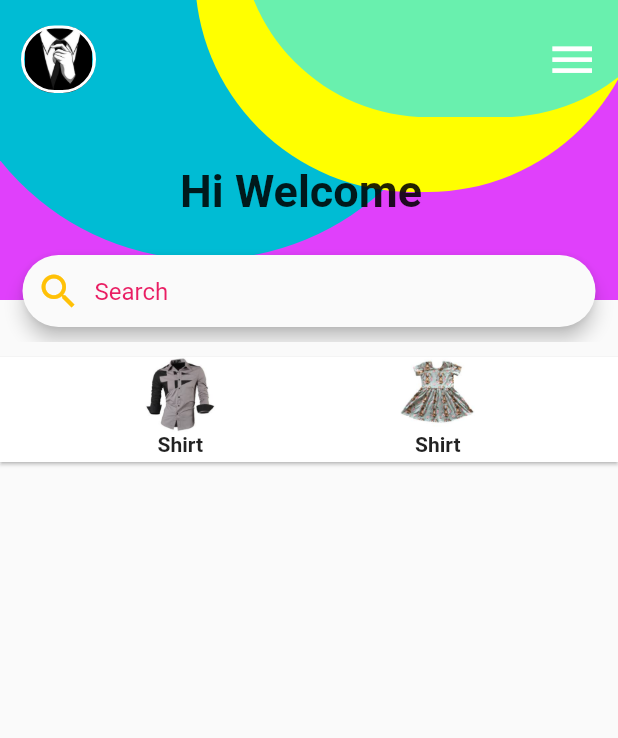
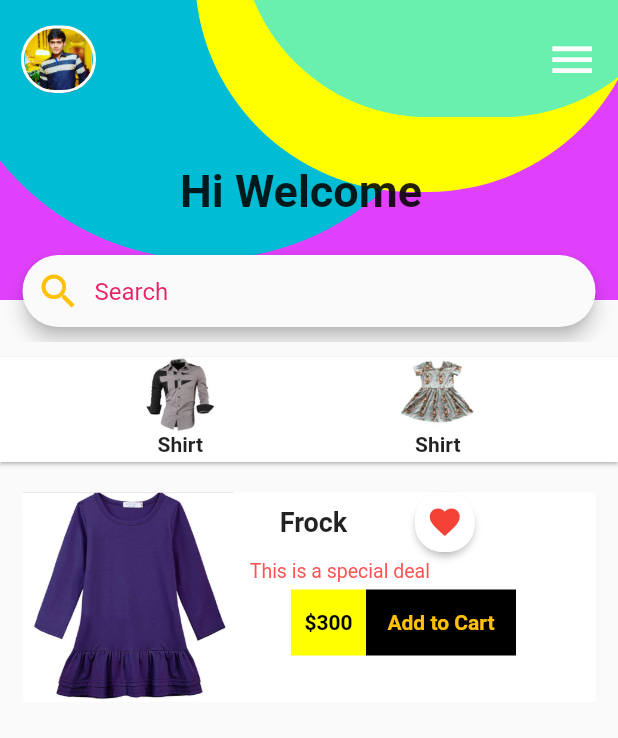
Before and after one commit to Thisuru/Flutter-Tutorial-Workplace, a Flutter app: the screen it shows after launch, on a phone screen of 412 x 824 dp. Shown: the top 738 px of the screen. Run offline on Flutter 3.47's test engine with Material 2 defaults, Android fonts, the phone set to English and light mode, and no system bars; Roboto replaces fonts that are missing (Quicksand).

Commit message:
Custom Widget created (Frock detail Row)

```diff
--- a/shopping_app/lib/main.dart
+++ b/shopping_app/lib/main.dart
@@ -89,7 +89,7 @@ class _MyHomePageState extends State<MyHomePage>{
                                 width: 2.0
                               ),
                               image: DecorationImage(
-                                image: AssetImage('images/profilePic.jpeg'),
+                                image: AssetImage('images/Thisuru.jpg'),
                               )
                             ),
                           ),
@@ -195,6 +195,7 @@ class _MyHomePageState extends State<MyHomePage>{
                             ),
                             Text(
                               'Shirt',
+
                               style: TextStyle(fontFamily: 'Quicksand', fontWeight: FontWeight.bold),
                             ),
                           ],
@@ -205,9 +206,114 @@ class _MyHomePageState extends State<MyHomePage>{
                 ],
               )
             ],
-          )
+          ),
+          specialItemCard('Frock', 'images/frock.png', false)
         ],
       ),
     );
   }
 }
+
+Widget specialItemCard(String title, String imagePath, bool isLoved){
+
+  return Padding(
+    padding: EdgeInsets.only(left: 15.0, right: 15.0, top: 15.0),
+    child: Container(
+      height: 140.0,
+      width: double.infinity,
+      color: Colors.white,
+      child: Row(
+        children: <Widget>[
+          Container(
+            width: 140.0,
+            height: 150.0,
+            decoration: BoxDecoration(
+              image: DecorationImage(
+                image: AssetImage(imagePath),
+                fit: BoxFit.cover
+              )
+            ),
+          ),
+          SizedBox(width: 4.0),
+          Column(
+            children: <Widget>[
+              Row(
+                children: <Widget>[
+                  Text(
+                    title,
+                    style: TextStyle(
+                      fontSize:18.0,
+                      fontWeight: FontWeight.bold,
+                    ),
+                  ),
+                  SizedBox(width: 45.0),
+                  Material(
+                    elevation: isLoved ? 0.0 : 2.0,
+                    borderRadius: BorderRadius.circular(20.0),
+                    child: Container(
+                      height: 40.0,
+                      width: 40.0,
+                      decoration: BoxDecoration(
+                        borderRadius: BorderRadius.circular(18.0),
+                        color: isLoved ? Colors.grey.withOpacity(0.3) : Colors.white
+                      ),
+                      child: Center(
+                        child: isLoved ? Icon(Icons.favorite_border) : Icon(Icons.favorite, color: Colors.red,),
+                      ),
+                    ),
+                  )
+                ],
+              ),
+              SizedBox(height: 5.0),
+              Container(
+                width: 170.0,
+                child: Text(
+                  'This is a special deal',
+                  textAlign: TextAlign.left,
+                  style: TextStyle(
+                    color: Colors.redAccent,
+                    fontSize: 13.0
+                  ),
+                ),
+              ),
+              SizedBox(height: 5.0),
+              Row(
+                children: <Widget>[
+                  SizedBox(width: 35.0),
+                  Container(
+                    height: 44.0,
+                    width: 50.0,
+                    color: Colors.yellowAccent,
+                    child: Center(
+                      child: Text(
+                        '\$300',
+                        style: TextStyle(
+                          color: Colors.black,
+                          fontWeight: FontWeight.bold,
+                        ),
+                      ),
+                    ),
+                  ),
+                  Container(
+                    height: 44.0,
+                    width: 100.0,
+                    color: Colors.black,
+                    child: Center(
+                      child: Text(
+                        'Add to Cart',
+                        style: TextStyle(
+                          color: Colors.amber,
+                          fontWeight: FontWeight.bold,
+                        ),
+                      ),
+                    ),
+                  )
+                ],
+              )
+            ],
+          )
+        ],
+      ),
+    ),
+  );
+}
--- a/shopping_app/pubspec.yaml
+++ b/shopping_app/pubspec.yaml
@@ -43,7 +43,9 @@ flutter:
     - images/profilePic.jpeg
     - images/cart.png
     - images/shirt1.jpeg
+    - images/frock.png
     - images/frock1.jpeg
+    - images/Thisuru.jpg
 
   # An image asset can refer to one or more resolution-specific "variants", see
   # https://flutter.dev/assets-and-images/#resolution-aware.
```
Also changed, not shown: shopping_app/images/Thisuru.jpg (added), shopping_app/images/frock.png (added).
